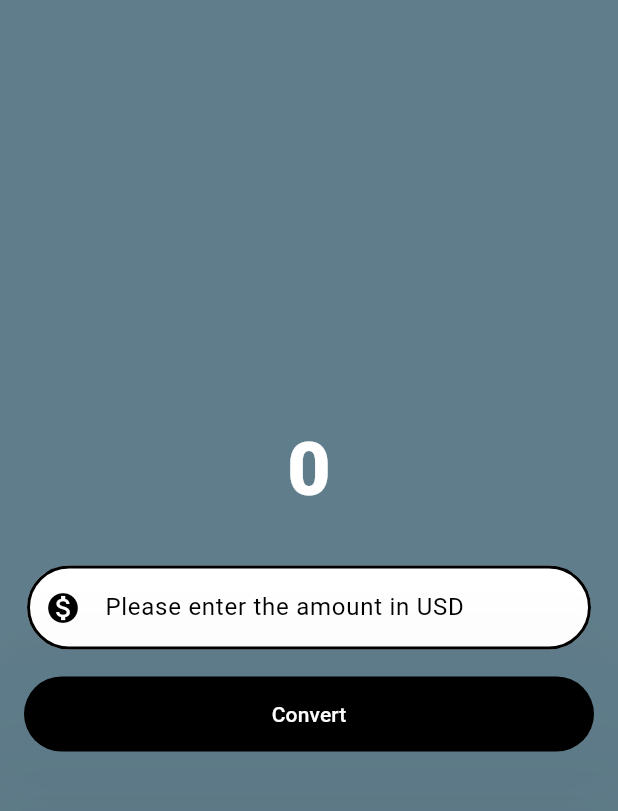
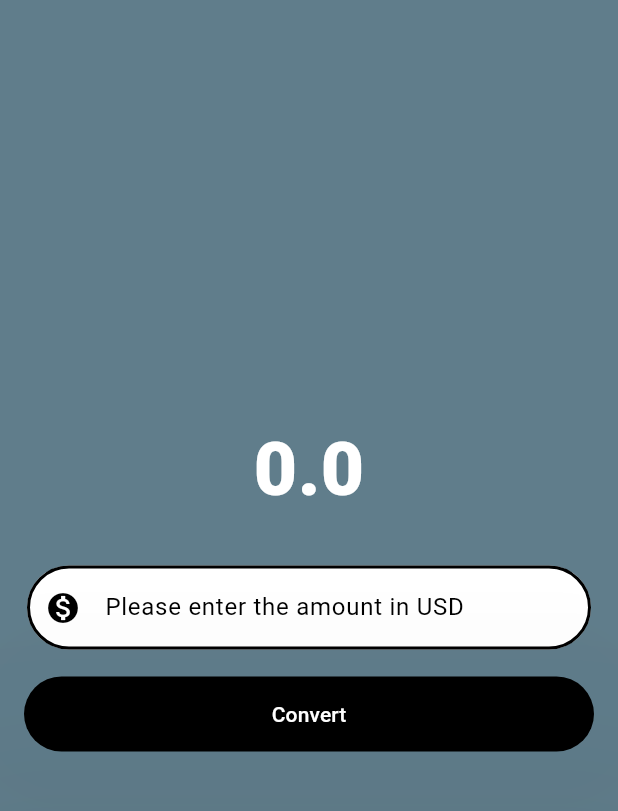
Before and after one commit to huzefasabir/Flutter, a Flutter app: the screen it shows after launch, after a tap on "Convert", on a phone screen of 412 x 824 dp, the part 84-895 px from its top. Run offline on Flutter 3.47's test engine with Material 3 defaults, Android fonts, the phone set to English and light mode, and no system bars.

Commit message:
Update material_page.dart

```diff
--- a/lib/material_page.dart
+++ b/lib/material_page.dart
@@ -1,13 +1,16 @@
 // ignore_for_file: deprecated_member_use
 
-import 'package:flutter/foundation.dart';
 import 'package:flutter/material.dart';
 
 class MaterialPages extends StatelessWidget{
   const MaterialPages({super.key});
 
+
+
   @override
   Widget build (BuildContext context){
+    double result = 0;
+    final TextEditingController textEditingController = TextEditingController();
     final border= OutlineInputBorder(
                   borderSide: const BorderSide(
                     color: Colors.black,
@@ -39,7 +42,7 @@ class MaterialPages extends StatelessWidget{
             Container(
               padding: EdgeInsets.all(10.0) ,
               //color: Colors.black,
-              child: const Text('0',
+              child:  Text(result.toString(),
                 style: TextStyle(
                   fontSize: 50,
                   fontWeight: FontWeight.w900,
@@ -50,6 +53,8 @@ class MaterialPages extends StatelessWidget{
             Padding(
               padding: const EdgeInsets.all(18.0),
               child: TextField(
+                controller: textEditingController,
+
                 style: const TextStyle(
                   color: Color.fromARGB(255, 27, 43, 225),
                 ),
@@ -75,9 +80,8 @@ class MaterialPages extends StatelessWidget{
             ),
             //buttons
             ElevatedButton(onPressed: (){
-              if(kDebugMode){
-                print("button pressed");
-              }
+              print(textEditingController.text);
+              result=double.parse(textEditingController.text)*81;
             },
             style: TextButton.styleFrom(
               elevation: (100),
```
